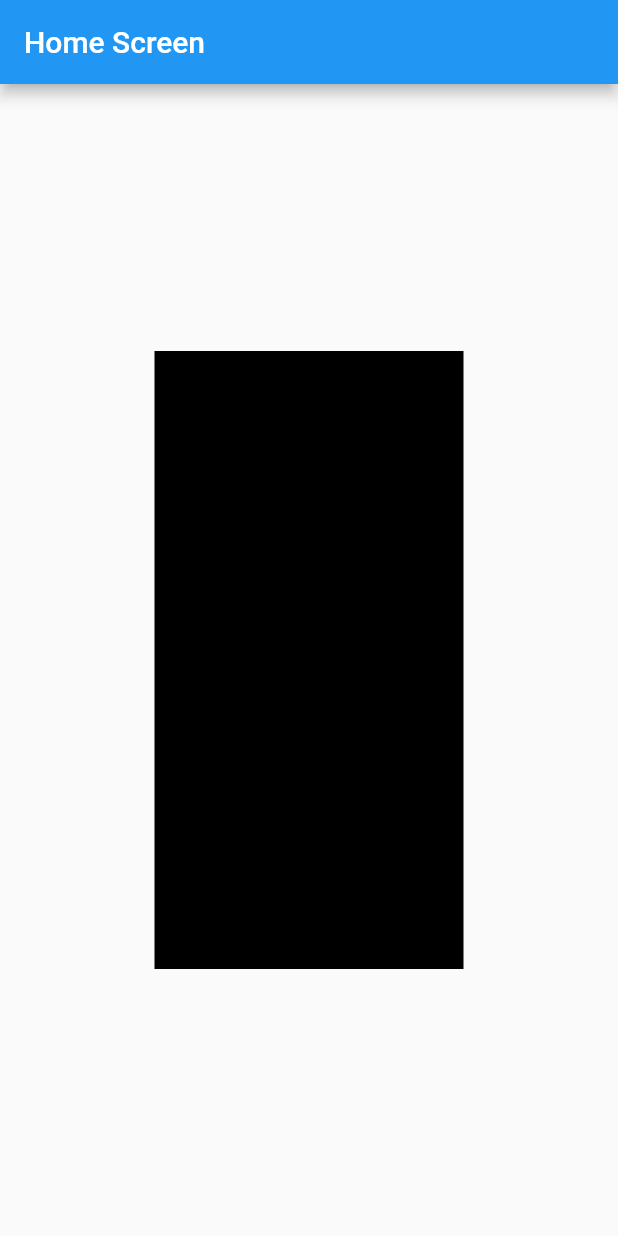
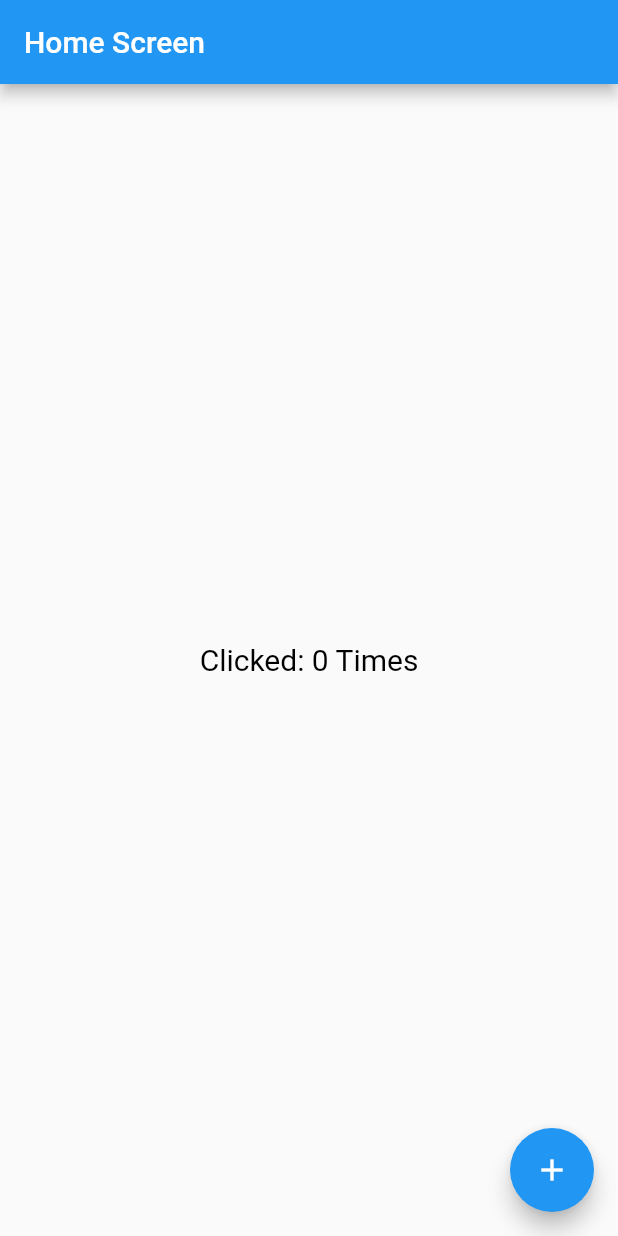
Before and after one commit to rafipsv/Flutter-GetX-Examples, a Flutter app: the screen it shows after launch, on a phone screen of 412 x 824 dp. Run offline on Flutter 3.47's test engine with Material 2 defaults, Android fonts, the phone set to English and light mode, and no system bars; our stand-ins replace get.

Commit message:
Counter Example Completed

```diff
--- /dev/null
+++ b/lib/CounterController.dart
@@ -0,0 +1,13 @@
+// ignore_for_file: file_names, avoid_print
+
+import 'package:get/get.dart';
+
+class CounterController extends GetxController {
+  RxInt counter = 0.obs;
+
+  void increment() {
+    counter++;
+    print(counter.toString());
+    counter.refresh();
+  }
+}
--- a/lib/HomeScreen.dart
+++ b/lib/HomeScreen.dart
@@ -1,6 +1,7 @@
 // ignore_for_file: file_names
 
 import 'package:flutter/material.dart';
+import 'package:flutter_getx/CounterController.dart';
 import 'package:get/get.dart';
 
 class HomeScreen extends StatelessWidget {
@@ -8,16 +9,30 @@ class HomeScreen extends StatelessWidget {
 
   @override
   Widget build(BuildContext context) {
+    CounterController counterController = Get.put(CounterController());
+    debugPrint("Full Widget Builds");
     return Scaffold(
       appBar: AppBar(
         title: const Text("Home Screen"),
       ),
       body: Center(
-        child: Container(
-          height: Get.height * 0.5,
-          width: Get.width * 0.5,
-          color: Colors.black,
+        child: Obx(
+          () {
+            return Text(
+              "Clicked: ${counterController.counter} Times",
+              style: const TextStyle(
+                fontSize: 20,
+                color: Colors.black,
+              ),
+            );
+          },
         ),
+      ),
+      floatingActionButton: FloatingActionButton(
+        onPressed: () {
+          counterController.increment();
+        },
+        child: const Icon(Icons.add),
       ),
     );
   }
```
